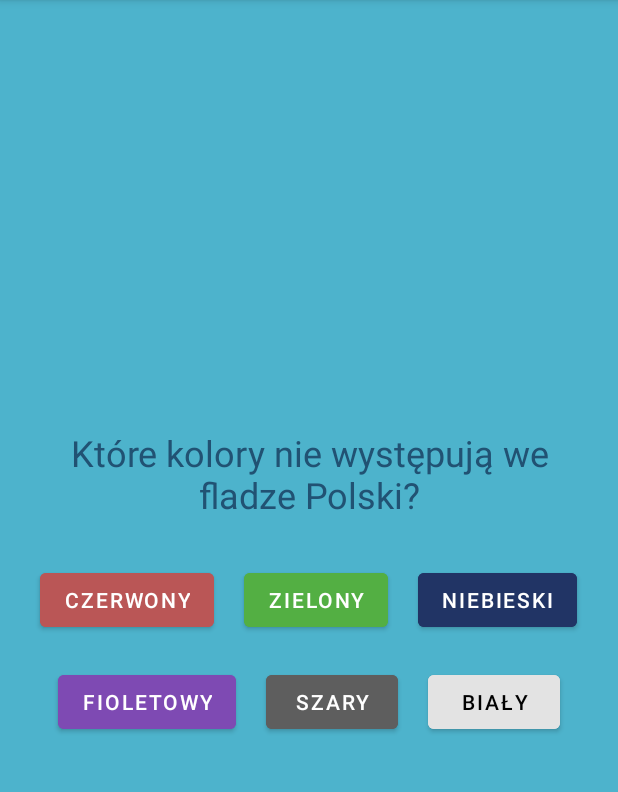
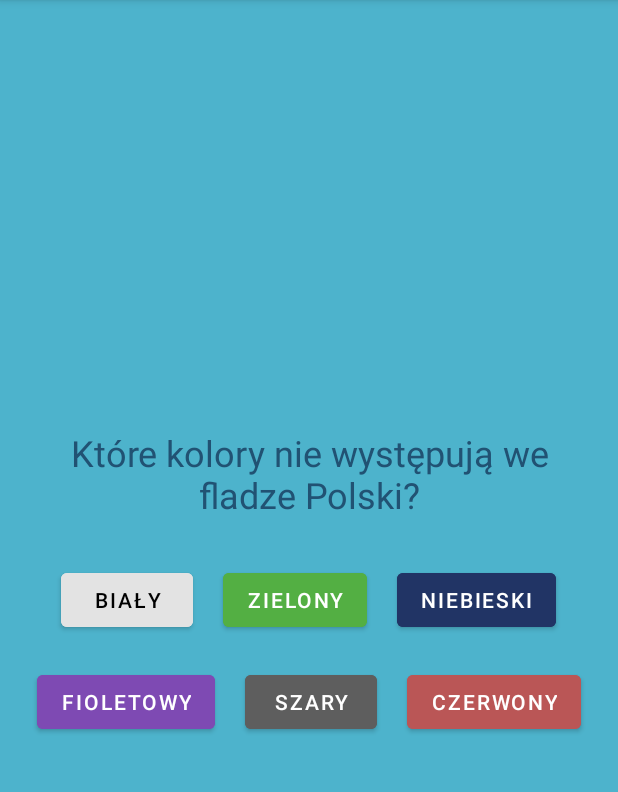
Before and after one commit to JustSG/Flagi, an Android app: the screen it shows after launch (MainActivity), on a phone screen of 412 x 824 dp, the part 84-876 px from its top. Run offline under Robolectric (Android 15) with nearby library versions, the phone set to English and light mode, and no system bars.

Commit message:
wyodrebnienie napisow

```diff
--- a/app/src/main/java/com/example/flagi/MainActivity.java
+++ b/app/src/main/java/com/example/flagi/MainActivity.java
@@ -3,12 +3,32 @@ package com.example.flagi;
 import androidx.appcompat.app.AppCompatActivity;
 
 import android.os.Bundle;
+import android.view.View;
+import android.widget.TextView;
+import android.widget.Toast;
 
 public class MainActivity extends AppCompatActivity {
+    private int licznikZlych = 0;
+    private TextView textView;
 
     @Override
     protected void onCreate(Bundle savedInstanceState) {
         super.onCreate(savedInstanceState);
         setContentView(R.layout.activity_main);
+        textView=findViewById(R.id.textViewPolecenie); // wszystkie rzeczy znajdują sie w klasie R
     }
+
+    public void zlaOdpowiedz(View view) {
+        Toast.makeText(this, R.string.podpowiedz, Toast.LENGTH_SHORT).show();
+    }
+
+    public void dobraOdpowiedz(View view) {
+        view.setVisibility(View.INVISIBLE);
+        licznikZlych++;
+        if(licznikZlych == 4){
+            //TODO: zmiana zawartości textview
+            textView.setText(R.string.podsumowanie); //ctrl + d duplikacja
+        }
+    }
+
 }
--- a/app/src/main/res/layout/activity_main.xml
+++ b/app/src/main/res/layout/activity_main.xml
@@ -10,13 +10,14 @@
     tools:context=".MainActivity">
 
     <TextView
+        android:id="@+id/textViewPolecenie"
         android:layout_width="wrap_content"
         android:layout_height="wrap_content"
         android:textSize="24sp"
         android:layout_margin="20dp"
         android:textAlignment="center"
         android:textColor="#215273"
-        android:text="Które kolory nie występują we fladze Polski?" />
+        android:text="@string/polecenie" />
 
     <LinearLayout
         android:layout_width="wrap_content"
@@ -28,9 +29,11 @@
             android:layout_width="wrap_content"
             android:layout_height="wrap_content"
             android:layout_weight="1"
-            android:backgroundTint="#BA5656"
+            android:backgroundTint="#E3E3E3"
+            android:textColor="@color/black"
             android:layout_margin="10dp"
-            android:text="Czerwony" />
+            android:onClick="zlaOdpowiedz"
+            android:text="Biały" />
 
         <Button
             android:id="@+id/button8"
@@ -39,6 +42,7 @@
             android:layout_weight="1"
             android:backgroundTint="#53AF43"
             android:layout_margin="10dp"
+            android:onClick="dobraOdpowiedz"
             android:text="Zielony" />
 
         <Button
@@ -48,6 +52,7 @@
             android:layout_weight="1"
             android:backgroundTint="#213465"
             android:layout_margin="10dp"
+            android:onClick="dobraOdpowiedz"
             android:text="Niebieski" />
     </LinearLayout>
 
@@ -63,6 +68,7 @@
             android:layout_weight="1"
             android:backgroundTint="#7E4AB3"
             android:layout_margin="10dp"
+            android:onClick="dobraOdpowiedz"
             android:text="Fioletowy" />
 
         <Button
@@ -72,6 +78,7 @@
             android:layout_weight="1"
             android:backgroundTint="#5E5E5E"
             android:layout_margin="10dp"
+            android:onClick="dobraOdpowiedz"
             android:text="Szary" />
 
         <Button
@@ -79,10 +86,10 @@
             android:layout_width="wrap_content"
             android:layout_height="wrap_content"
             android:layout_weight="1"
-            android:backgroundTint="#E3E3E3"
-            android:textColor="@color/black"
+            android:backgroundTint="#BA5656"
             android:layout_margin="10dp"
-            android:text="Biały" />
+            android:onClick="zlaOdpowiedz"
+            android:text="Czerwony" />
     </LinearLayout>
 
 </LinearLayout>
--- a/app/src/main/res/values/strings.xml
+++ b/app/src/main/res/values/strings.xml
@@ -1,3 +1,6 @@
 <resources>
     <string name="app_name">Flagi</string>
+    <string name="polecenie">Które kolory nie występują we fladze Polski?</string>
+    <string name="podpowiedz">To jest kolor flagi Polski</string>
+    <string name="podsumowanie">To jest flaga Polski</string>
 </resources>
```
